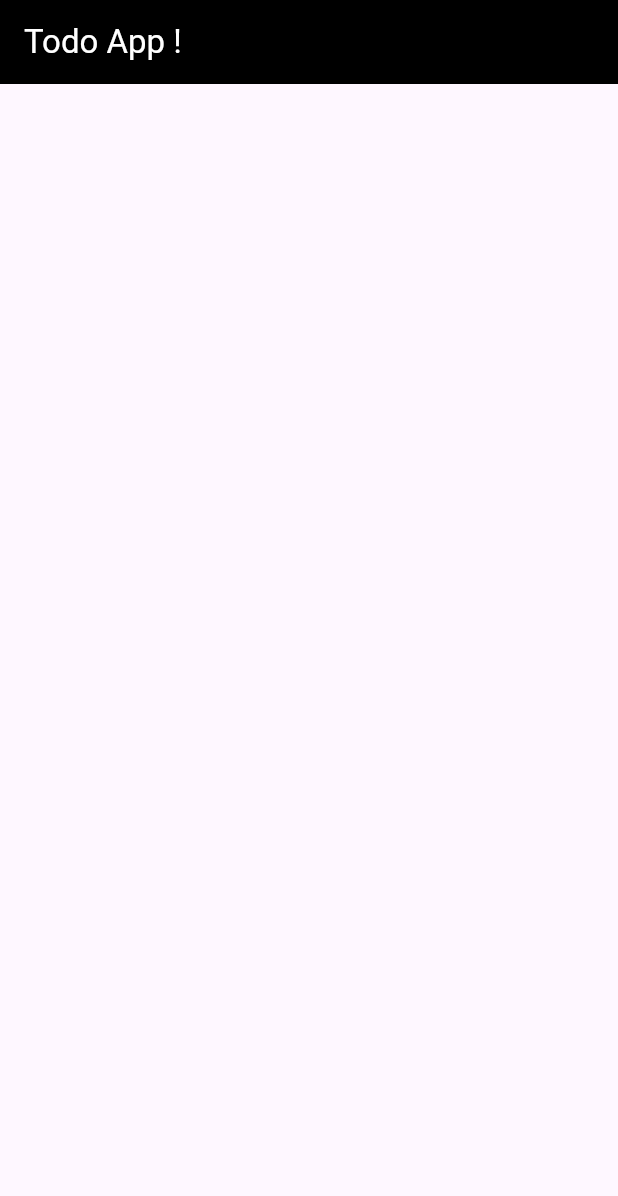
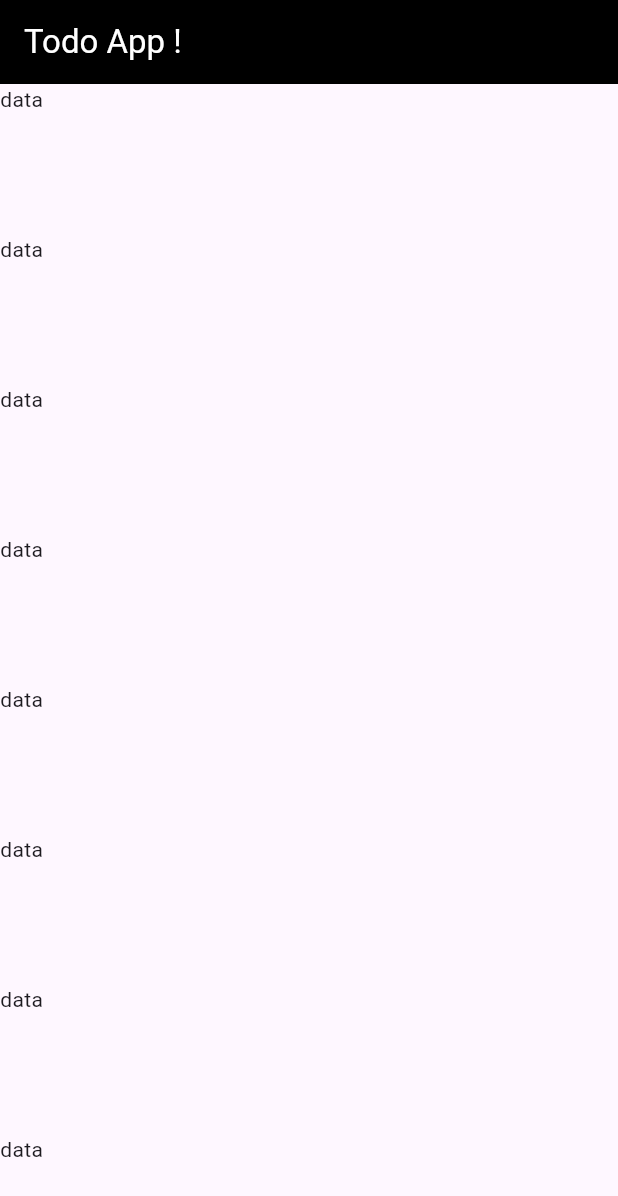
Before and after one commit to ashir227/Todo-App-Classes, a Flutter app: the screen it shows after launch, on a phone screen of 412 x 824 dp. Shown: the top 1196 px of the screen. Run offline on Flutter 3.47's test engine with Material 3 defaults, Android fonts, the light colour scheme and no system bars.

Commit message:
Todo new 1

```diff
--- a/lib/main.dart
+++ b/lib/main.dart
@@ -20,6 +20,11 @@ class _MyAppState extends State<MyApp> {
           backgroundColor: Colors.black,
           title: Text("Todo App !", style: TextStyle(color: Colors.white)),
         ),
+        body: ListView.builder(
+          itemBuilder: (context, int index) {
+            return Container(height: 100, child: Text("data"));
+          },
+        ),
       ),
     );
   }
```
